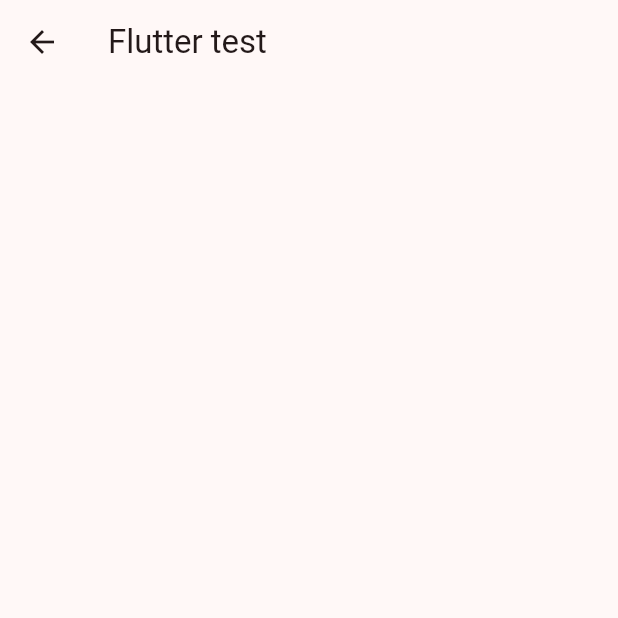
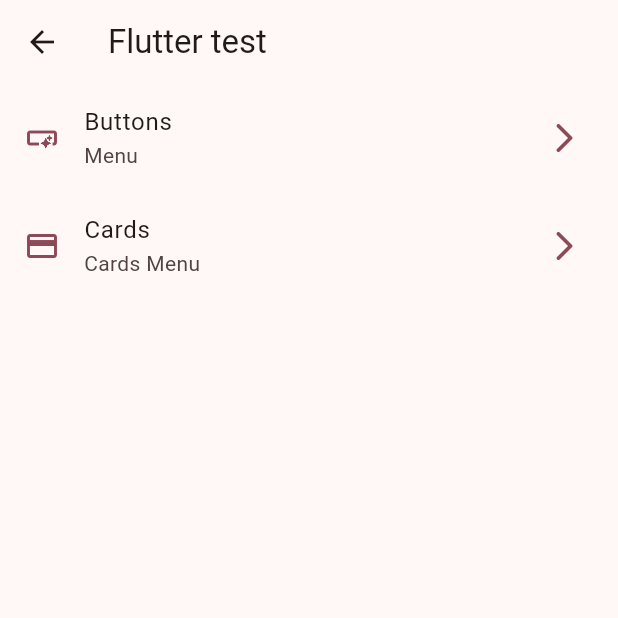
Before and after one commit to RolyYaxon/widgets_app, a Flutter app: the HomeScreen screen opened directly, on a phone screen of 412 x 824 dp, the top half of it. Run offline on Flutter 3.47's test engine with Material 2 defaults, Android fonts, the phone set to English and light mode, and no system bars; our stand-ins replace go_router.

Commit message:
gorouter1

```diff
--- a/lib/config/menu/menu_items.dart
+++ b/lib/config/menu/menu_items.dart
@@ -1,28 +1,28 @@
 import 'package:flutter/material.dart';
 
-class MenuItems {
+class MenuItem {
   final String title;
   final String subtitle;
   final String link;
   final IconData icon;
 
-  const MenuItems(
+  const MenuItem(
       {required this.title,
       required this.subtitle,
       required this.link,
       required this.icon});
 }
 
-const appMenuItems = <MenuItems>[
+const appMenuItem = <MenuItem>[
 
-MenuItems(
+MenuItem(
   title: "Buttons",
   subtitle: "Menu",
   link: "/buttons",
   icon: Icons.smart_button_outlined
   ),
 
-  MenuItems(
+  MenuItem(
   title: "Cards",
   subtitle: "Cards Menu",
   link: "/cards",
--- /dev/null
+++ b/lib/config/router/app_router.dart
@@ -0,0 +1,23 @@
+import 'package:go_router/go_router.dart';
+import 'package:widgets_app/presentation/screens/screens.dart';
+
+
+// GoRouter configuration
+final appRouter = GoRouter(
+  routes: [
+    GoRoute(
+      path: '/',
+      builder: (context, state) => const HomeScreen(),
+    ),
+     GoRoute(
+      path: '/buttons',
+      builder: (context, state) => const ButtonsScreen(),
+    ),
+
+
+     GoRoute(
+      path: '/cards',
+      builder: (context, state) => const CardsScreen(),
+    ),
+  ],
+);
--- a/lib/config/theme/app_theme.dart
+++ b/lib/config/theme/app_theme.dart
@@ -1,6 +1,6 @@
 import 'package:flutter/material.dart';
 
-const colorList = [Colors.blue, Colors.amber, Colors.redAccent, Colors.green];
+const colorList = [Colors.blue, Colors.amber, Colors.redAccent, Colors.green, Colors.pink];
 
 class AppTheme {
   final int selectedColor;
--- a/lib/presentation/screens/home/home_screen.dart
+++ b/lib/presentation/screens/home/home_screen.dart
@@ -1,4 +1,8 @@
 import 'package:flutter/material.dart';
+import 'package:go_router/go_router.dart';
+import 'package:widgets_app/config/menu/menu_items.dart';
+
+import '../buttons/buttons_screen.dart';
 
 class HomeScreen extends StatelessWidget {
   const HomeScreen({super.key});
@@ -6,18 +10,56 @@ class HomeScreen extends StatelessWidget {
   @override
   Widget build(BuildContext context) {
     return Scaffold(
-
       appBar: AppBar(
         title: const Text("Flutter test"),
-
-
       ),
-
-
-
+      body: const _HomeView(),
     );
-
-
-
   }
 }
+
+class _HomeView extends StatelessWidget {
+  const _HomeView();
+
+  @override
+  Widget build(BuildContext context) {
+    return ListView.builder(
+      itemCount: appMenuItem.length,
+      itemBuilder: (context, index) {
+        final menuItem = appMenuItem[index];
+
+        return _CustomListTile(menuItem: menuItem);
+      },
+    );
+  }
+}
+
+class _CustomListTile extends StatelessWidget {
+  const _CustomListTile({
+    required this.menuItem,
+  });
+
+  final MenuItem menuItem;
+
+  @override
+  Widget build(BuildContext context) {
+    final colors = Theme.of(context).colorScheme;
+    return ListTile(
+      leading: Icon(menuItem.icon, color: colors.primary),
+      trailing: Icon(Icons.arrow_forward_ios_rounded, color: colors.primary),
+      title: Text(menuItem.title),
+      subtitle: Text(menuItem.subtitle),
+      onTap: () {
+        //Navigator.of(context).push(
+        //MaterialPageRoute(
+        // builder: (context) => const ButtonsScreen(),
+        // )
+        // );
+
+        // Navigator.pushNamed(context, menuItem.link);
+
+        context.push(menuItem.link);
+      },
+    );
+  }
+}
--- /dev/null
+++ b/lib/presentation/screens/screens.dart
@@ -0,0 +1,4 @@
+
+export 'package:widgets_app/presentation/screens/buttons/buttons_screen.dart';
+export 'package:widgets_app/presentation/screens/cards/cards_screen.dart';
+export 'package:widgets_app/presentation/screens/home/home_screen.dart';
--- a/pubspec.yaml
+++ b/pubspec.yaml
@@ -9,11 +9,12 @@ environment:
 dependencies:
   flutter:
     sdk: flutter
+  go_router: ^9.0.3
 
 dev_dependencies:
+  flutter_lints: ^2.0.0
   flutter_test:
     sdk: flutter
-  flutter_lints: ^2.0.0
 
 flutter:
   uses-material-design: true
```
Also changed, not shown: lib/main.dart (+7 -4 lines), lib/presentation/screens/buttons/buttons_screen.dart (added, +24 -0 lines), lib/presentation/screens/cards/cards_screen.dart (added, +24 -0 lines), pubspec.lock.
